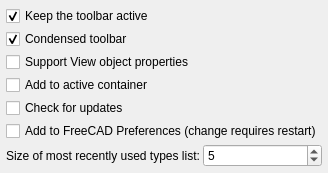
Before: the Qt Designer form Resources/ui/dynamicdataprefs.ui in mwganson/DynamicData, drawn with Qt 5.
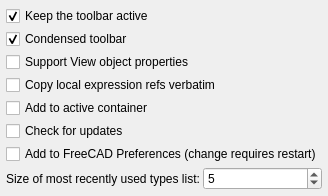
After: the same form once the commit is applied. Custom widgets are drawn as their Qt base class.

Commit message: dev: try out some ideas

Patch:
```diff
--- a/Resources/ui/dynamicdataprefs.ui
+++ b/Resources/ui/dynamicdataprefs.ui
@@ -86,6 +86,25 @@
      </property>
     </widget>
    </item>
+   <item>
+    <widget class="Gui::PrefCheckBox" name="CopyLocalRefs">
+     <property name="toolTip">
+      <string>If enabled, Dynamic Data will copy local expression refs eg. Lenght without object name and a dot preceding it.</string>
+     </property>
+     <property name="text">
+      <string>Copy local expression refs verbatim</string>
+     </property>
+     <property name="checked">
+      <bool>false</bool>
+     </property>
+     <property name="prefEntry" stdset="0">
+      <cstring>CopyLocalRefs</cstring>
+     </property>
+     <property name="prefPath" stdset="0">
+      <cstring>Mod/DynamicData</cstring>
+     </property>
+    </widget>
+   </item>
    <item>
     <widget class="Gui::PrefCheckBox" name="AddToActiveContainer">
      <property name="toolTip">
```
The commit also changes 2 other files.
